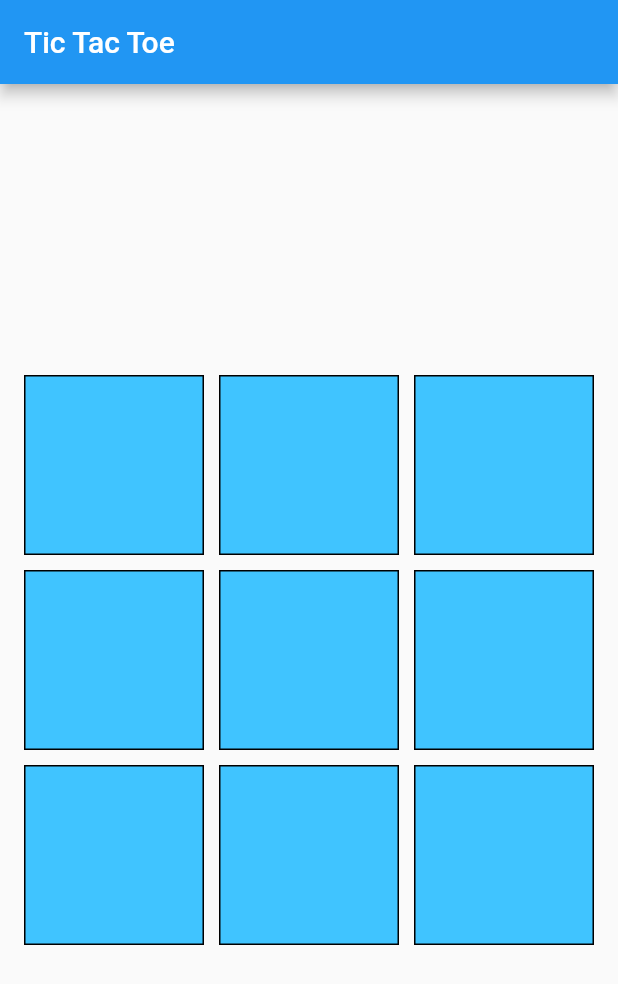
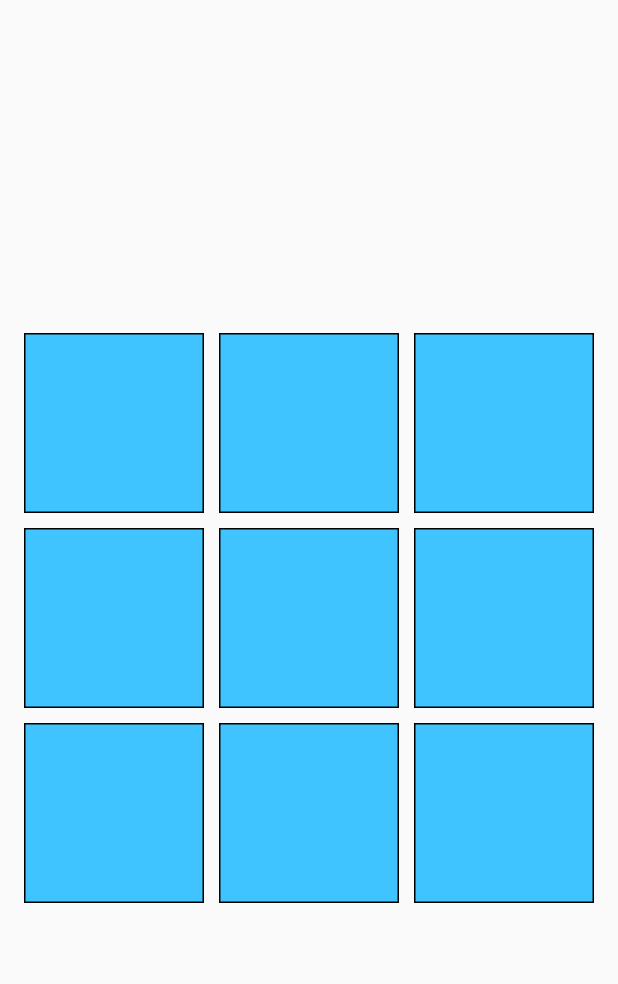
Before and after one commit to FairyEvilMoon/tictactoe, a Flutter app: the screen it shows after launch, after a tap on "Player Starts", on a phone screen of 412 x 824 dp. Shown: the top 984 px of the screen. Run offline on Flutter 3.47's test engine with Material 2 defaults, Android fonts, the phone set to English and light mode, and no system bars.

Commit message:
adjusted ui and stuff

```diff
--- a/lib/main.dart
+++ b/lib/main.dart
@@ -25,15 +25,18 @@ class _TicTacToePageState extends State<TicTacToePage> {
   List<String> board = List.generate(9, (index) => '');
   String winner = '';
   bool gameOver = false;
-  bool playerStarts = true; // New variable to track who starts
-  bool isGameStarted = false; // Track if the game has started
+  bool playerStarts = true;
+  bool isGameStarted = false;
 
   void _startGame(bool playerFirst) {
     setState(() {
       playerStarts = playerFirst;
       isGameStarted = true;
+      board = List.generate(9, (index) => '');
+      winner = '';
+      gameOver = false;
       if (!playerFirst) {
-        _aiMove(); // AI makes the first move
+        _aiMove();
       }
     });
   }
@@ -97,6 +100,15 @@ class _TicTacToePageState extends State<TicTacToePage> {
       board = List.generate(9, (index) => '');
       winner = '';
       gameOver = false;
+      if (!playerStarts) {
+        _aiMove();
+      }
+    });
+  }
+
+  void _backToMainMenu() {
+    setState(() {
+      isGameStarted = false;
     });
   }
 
@@ -129,23 +141,35 @@ class _TicTacToePageState extends State<TicTacToePage> {
   @override
   Widget build(BuildContext context) {
     return Scaffold(
-      appBar: AppBar(
-        title: Text('Tic Tac Toe'),
-      ),
+      // Removing the AppBar
       body: !isGameStarted
           ? Center(
-              // Start game options
+              // Main menu with title
               child: Column(
                 mainAxisSize: MainAxisSize.min,
                 children: <Widget>[
-                  Text('Who starts first?', style: TextStyle(fontSize: 24)),
-                  ElevatedButton(
+                  Text(
+                    'Tic Tac Toe',
+                    style: TextStyle(
+                      fontSize: 48.0, // Large font size for the title
+                      fontWeight: FontWeight.bold,
+                      color: Colors.blue, // Color of the title
+                    ),
+                  ),
+                  SizedBox(height: 20), // Spacing between title and buttons
+                  Padding(
+                    padding: const EdgeInsets.all(8.0),
+                    child: ElevatedButton(
                       onPressed: () => _startGame(true),
                       child: Text('Player Starts'),
                     ),
-                  ElevatedButton(
+                  ),
+                  Padding(
+                    padding: const EdgeInsets.all(8.0),
+                    child: ElevatedButton(
                       onPressed: () => _startGame(false),
                       child: Text('AI Starts'),
+                    ),
                   ),
                 ],
               ),
@@ -155,6 +179,13 @@ class _TicTacToePageState extends State<TicTacToePage> {
               crossAxisAlignment: CrossAxisAlignment.center,
               children: <Widget>[
                 if (winner.isNotEmpty) ...[
+                  Expanded(
+                    // Centering the end-game screen
+                    child: Center(
+                      child: Column(
+                        mainAxisSize:
+                            MainAxisSize.min, // Aligns children to the center
+                        children: [
                           Text(
                             winner,
                             style: TextStyle(
@@ -163,9 +194,23 @@ class _TicTacToePageState extends State<TicTacToePage> {
                                 color: Colors.green),
                           ),
                           SizedBox(height: 20),
-                  ElevatedButton(
+                          Padding(
+                            padding: const EdgeInsets.all(8.0),
+                            child: ElevatedButton(
                               onPressed: _resetGame,
                               child: Text('Restart Game'),
+                            ),
+                          ),
+                          Padding(
+                            padding: const EdgeInsets.all(8.0),
+                            child: ElevatedButton(
+                              onPressed: _backToMainMenu,
+                              child: Text('Back to Main Menu'),
+                            ),
+                          ),
+                        ],
+                      ),
+                    ),
                   )
                 ] else ...[
                   GridView.builder(
```
Lines whose indentation alone changed are shown as unchanged.
